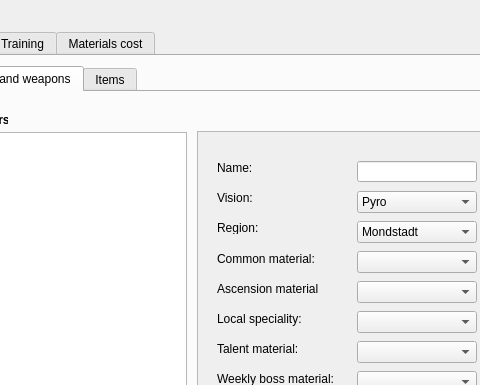
Qt form genshin_calculator.ui (crimvael/genshin_calculator) before a commit; both pictures show x 127 to 607 and y 0 to 385 of the 1280 by 720 pixel window.
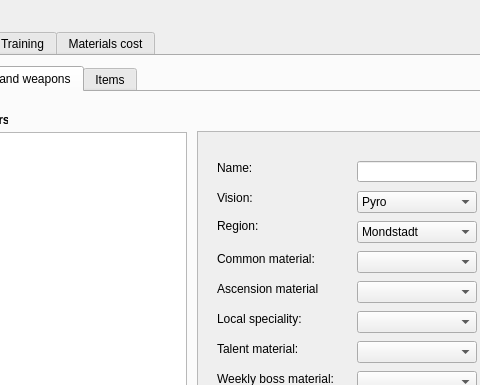
The same form after that commit.

Patch:
```diff
--- a/genshin_calculator.ui
+++ b/genshin_calculator.ui
@@ -167,9 +167,9 @@
          <property name="geometry">
           <rect>
            <x>20</x>
-           <y>90</y>
+           <y>85</y>
            <width>47</width>
-           <height>13</height>
+           <height>19</height>
           </rect>
          </property>
          <property name="text">
```
